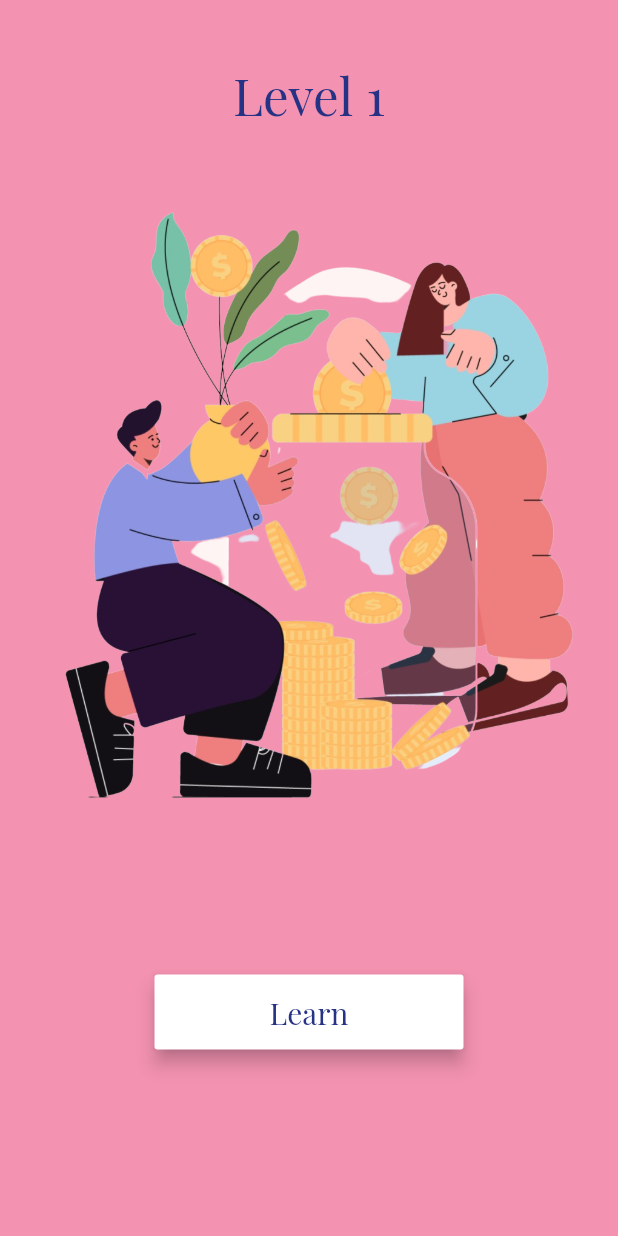
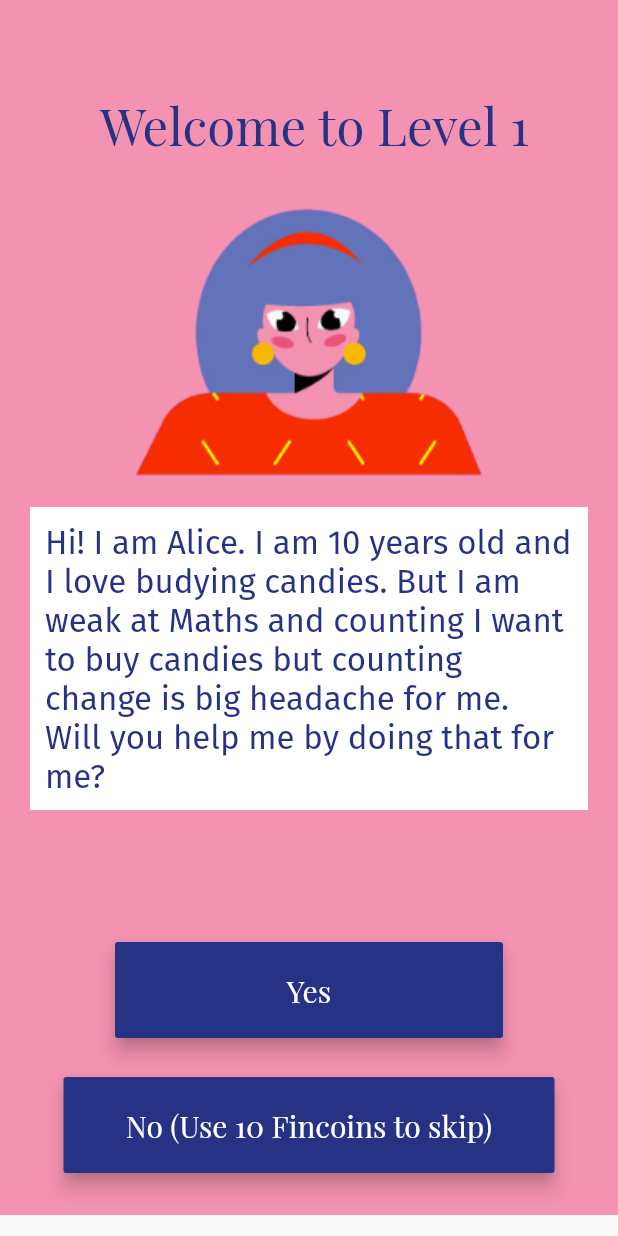
Before and after one commit to Akanksha1212/FinLearn, a Flutter app: the LearnHome screen opened directly, after a tap on "Learn", on a phone screen of 412 x 824 dp. Run offline on Flutter 3.47's test engine with Material 2 defaults, Android fonts, the light colour scheme and no system bars; our stand-ins replace carousel_slider, cloud_firestore, curved_navigation_bar, firebase_auth, firebase_core, firebase_dynamic_links and 5 more; accounts and stored records are empty.

Commit message:
Level 1 in progress

```diff
--- a/lib/learn/level1.dart
+++ b/lib/learn/level1.dart
@@ -1,3 +1,4 @@
+import 'package:finlearn/learn/level1/intro.dart';
 import 'package:flutter/material.dart';
 import 'package:google_fonts/google_fonts.dart';
 
@@ -61,7 +62,12 @@ class _Level1State extends State<Level1> {
                     ),
                   ),
                 ),
-                onPressed: () {}),
+                onPressed: () {
+                  Navigator.push(
+                    context,
+                    MaterialPageRoute(builder: (context) => Level1Intro()),
+                  );
+                }),
           ),
         ],
       ),
--- /dev/null
+++ b/lib/learn/level1/intro.dart
@@ -0,0 +1,125 @@
+import 'package:firebase_auth/firebase_auth.dart';
+import 'package:flutter/material.dart';
+import 'package:google_fonts/google_fonts.dart';
+
+class Level1Intro extends StatefulWidget {
+  @override
+  _Level1IntroState createState() => _Level1IntroState();
+}
+
+class _Level1IntroState extends State<Level1Intro> {
+  @override
+  Widget build(BuildContext context) {
+    return Scaffold(
+      body: SingleChildScrollView(
+        child: Container(
+          width: MediaQuery.of(context).size.width,
+          decoration: BoxDecoration(color: Color(0xfff392b1)),
+          child: Padding(
+            padding: EdgeInsets.all(20),
+            child: Column(
+              children: [
+                SizedBox(
+                  height: 40,
+                ),
+                Text(
+                  ' Welcome to Level 1',
+                  style: GoogleFonts.playfairDisplay(
+                    textStyle: TextStyle(
+                      color: Color(0xff263284),
+                      fontSize: 34,
+                      fontWeight: FontWeight.w400,
+                    ),
+                  ),
+                ),
+                SizedBox(
+                  height: 20,
+                ),
+                Image(
+                  image: AssetImage("images/char2.png"),
+                ),
+                Container(
+                  color: Colors.white,
+                  child: Padding(
+                    padding: EdgeInsets.all(10.0),
+                    child: Text(
+                      'Hi! I am Alice. I am 10 years old and I love budying candies. But I am weak at Maths and counting '
+                      'I want to buy candies but counting change is big headache for me. Will you help me by doing that for me? ',
+                      style: GoogleFonts.firaSans(
+                        textStyle: TextStyle(
+                          color: Color(0xff263284),
+                          fontSize: 22,
+                          fontWeight: FontWeight.w400,
+                        ),
+                      ),
+                    ),
+                  ),
+                ),
+                SizedBox(
+                  height: 80,
+                ),
+                Container(
+                  width: MediaQuery.of(context).size.width / 1.5,
+                  height: 80,
+                  child: Padding(
+                    padding: const EdgeInsets.all(8.0),
+                    child: RaisedButton(
+                        elevation: 5,
+                        color: Color(0xff263284),
+                        child: Text(
+                          'Yes',
+                          style: GoogleFonts.playfairDisplay(
+                            textStyle: TextStyle(
+                              color: Colors.white,
+                              fontSize: 20,
+                              fontWeight: FontWeight.w400,
+                            ),
+                          ),
+                        ),
+                        onPressed: () {}),
+                  ),
+                ),
+                SizedBox(
+                  height: 10,
+                ),
+                Container(
+                  width: MediaQuery.of(context).size.width / 1.2,
+                  height: 80,
+                  child: Padding(
+                    padding: const EdgeInsets.all(8.0),
+                    child: RaisedButton(
+                        elevation: 5,
+                        color: Color(0xff263284),
+                        child: Text(
+                          'No (Use 10 Fincoins to skip)',
+                          style: GoogleFonts.playfairDisplay(
+                            textStyle: TextStyle(
+                              color: Colors.white,
+                              fontSize: 20,
+                              fontWeight: FontWeight.w400,
+                            ),
+                          ),
+                        ),
+                        onPressed: () {}),
+                  ),
+                ),
+              ],
+            ),
+          ),
+        ),
+      ),
+    );
+  }
+}
+
+class ChangeMaker extends StatefulWidget {
+  @override
+  _ChangeMakerState createState() => _ChangeMakerState();
+}
+
+class _ChangeMakerState extends State<ChangeMaker> {
+  @override
+  Widget build(BuildContext context) {
+    return Container();
+  }
+}
```
